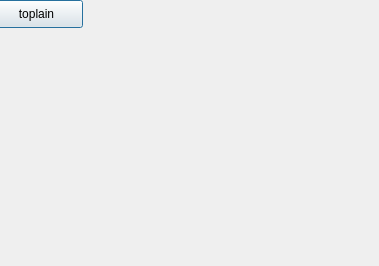
Above: Notepad/choosemodal.ui from Vieloooo/wiki-notes before the change. Below: the same form after it.
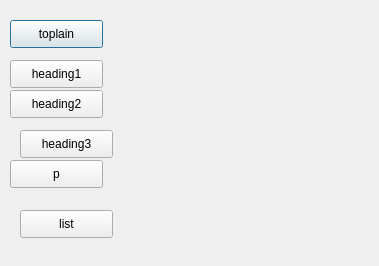
That is the form after the change.

What changed in the file:
```diff
--- a/Notepad/choosemodal.ui
+++ b/Notepad/choosemodal.ui
@@ -29,8 +29,8 @@
   <widget class="QPushButton" name="toPlain">
    <property name="geometry">
     <rect>
-     <x>-10</x>
-     <y>0</y>
+     <x>10</x>
+     <y>20</y>
      <width>93</width>
      <height>28</height>
     </rect>
@@ -39,6 +39,71 @@
     <string>toplain</string>
    </property>
   </widget>
+  <widget class="QPushButton" name="heading1">
+   <property name="geometry">
+    <rect>
+     <x>10</x>
+     <y>60</y>
+     <width>93</width>
+     <height>28</height>
+    </rect>
+   </property>
+   <property name="text">
+    <string>heading1</string>
+   </property>
+  </widget>
+  <widget class="QPushButton" name="pushButton_2">
+   <property name="geometry">
+    <rect>
+     <x>10</x>
+     <y>90</y>
+     <width>93</width>
+     <height>28</height>
+    </rect>
+   </property>
+   <property name="text">
+    <string>heading2</string>
+   </property>
+  </widget>
+  <widget class="QPushButton" name="pushButton_3">
+   <property name="geometry">
+    <rect>
+     <x>20</x>
+     <y>130</y>
+     <width>93</width>
+     <height>28</height>
+    </rect>
+   </property>
+   <property name="text">
+    <string>heading3</string>
+   </property>
+  </widget>
+  <widget class="QPushButton" name="pushButton_4">
+   <property name="geometry">
+    <rect>
+     <x>10</x>
+     <y>160</y>
+     <width>93</width>
+     <height>28</height>
+    </rect>
+   </property>
+   <property name="text">
+    <string>p</string>
+   </property>
+  </widget>
+  <widget class="QPushButton" name="pushButton_5">
+   <property name="geometry">
+    <rect>
+     <x>20</x>
+     <y>210</y>
+     <width>93</width>
+     <height>28</height>
+    </rect>
+   </property>
+   <property name="text">
+    <string>list</string>
+   </property>
+  </widget>
  </widget>
  <resources/>
  <connections/>
```
